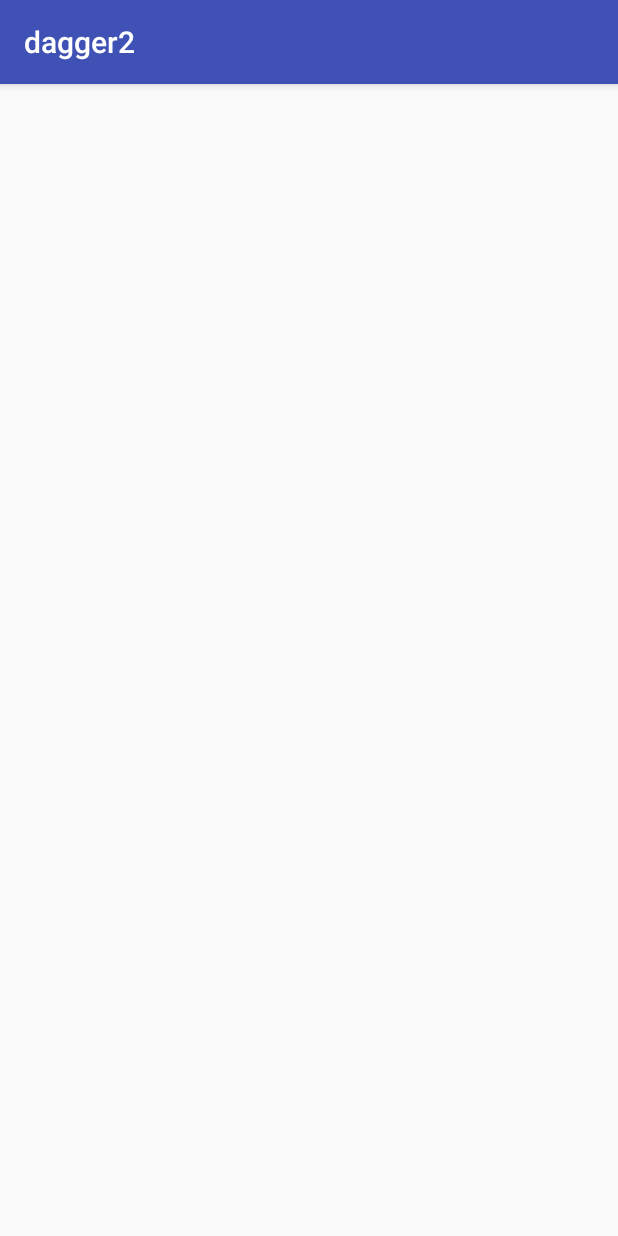
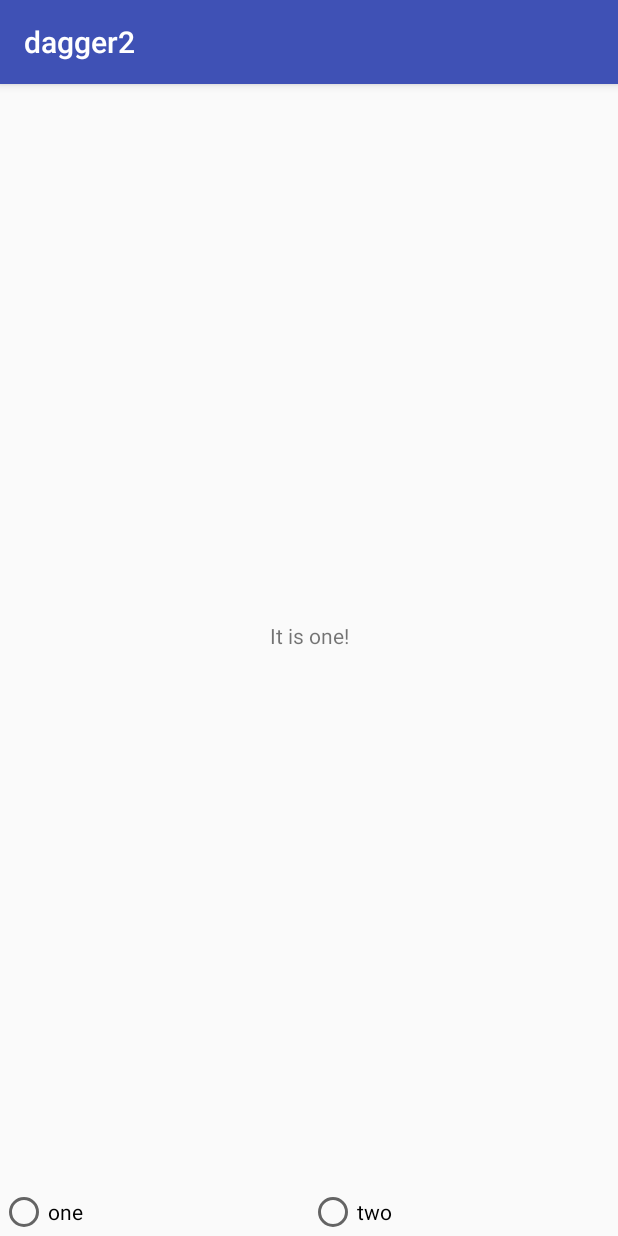
Before and after one commit to skymxc/Example, an Android app: the screen it shows after launch (SecondActivity), after a tap on "to second!", on a phone screen of 412 x 824 dp. Run offline under Robolectric (Android 15) with nearby library versions, the phone set to English and light mode, and no system bars; our stand-ins replace Dagger/Hilt's generated code.

Commit message:
inject Fragment

```diff
--- a/dagger2/src/main/java/com/skymxc/example/dagger2/di/module/APPModule.java
+++ b/dagger2/src/main/java/com/skymxc/example/dagger2/di/module/APPModule.java
@@ -7,6 +7,9 @@
 import com.skymxc.example.dagger2.di.annotation.APPScoped;
 import com.skymxc.example.dagger2.ui.main.MainComponent;
 import com.skymxc.example.dagger2.ui.second.SecondComponent;
+import com.skymxc.example.dagger2.ui.second.fragment.one.OneComponent;
+import com.skymxc.example.dagger2.ui.second.fragment.two.TwoComponent;
+import com.skymxc.example.dagger2.ui.second.fragment.two.TwoFragment;
 
 import dagger.Binds;
 import dagger.Module;
--- a/dagger2/src/main/java/com/skymxc/example/dagger2/ui/second/SecondActivity.java
+++ b/dagger2/src/main/java/com/skymxc/example/dagger2/ui/second/SecondActivity.java
@@ -2,35 +2,92 @@
 
 import android.content.Context;
 import android.content.Intent;
+import android.os.Bundle;
+import android.support.v4.app.Fragment;
 import android.support.v7.app.AppCompatActivity;
-import android.os.Bundle;
 import android.util.Log;
+import android.widget.FrameLayout;
+import android.widget.RadioGroup;
 
 import com.skymxc.example.dagger2.R;
+import com.skymxc.example.dagger2.ui.second.fragment.one.OneFragment;
+import com.skymxc.example.dagger2.ui.second.fragment.two.TwoFragment;
 
 import javax.inject.Inject;
 
 import dagger.android.AndroidInjection;
+import dagger.android.DispatchingAndroidInjector;
+import dagger.android.support.AndroidSupportInjection;
+import dagger.android.support.HasSupportFragmentInjector;
 
-public class SecondActivity extends AppCompatActivity implements SecondView{
+public class SecondActivity extends AppCompatActivity implements SecondView,
+        RadioGroup.OnCheckedChangeListener,
+        HasSupportFragmentInjector {
 
-     public static void start(Context context){
-             Intent intent = new Intent(context,SecondActivity.class);
-             context.startActivity(intent);
-     }
+    public static void start(Context context) {
+        Intent intent = new Intent(context, SecondActivity.class);
+        context.startActivity(intent);
+    }
 
-    @Inject SecondPresenter presenter;
+    @Inject
+    DispatchingAndroidInjector<Fragment> dispatchingAndroidInjector;
+
+    @Inject
+    SecondPresenter presenter;
+
+    @Inject
+    OneFragment oneFragment;
+
+    @Inject
+    TwoFragment twoFragment;
+
+    RadioGroup mRGMenu;
+    FrameLayout mFLContainer;
+
     @Override
     protected void onCreate(Bundle savedInstanceState) {
         AndroidInjection.inject(this);
         super.onCreate(savedInstanceState);
         setContentView(R.layout.activity_second);
+        mRGMenu = findViewById(R.id.rg_menu);
+        mFLContainer = findViewById(R.id.fl_container);
 
+        mRGMenu.setOnCheckedChangeListener(this);
         presenter.loadData();
+
+        if (null == savedInstanceState) {
+            applyFragment(oneFragment);
+        }
     }
 
     @Override
     public void loaded() {
-        Log.e(SecondActivity.class.getSimpleName()+"","loaded->");
+        Log.e(SecondActivity.class.getSimpleName() + "", "loaded->");
+    }
+
+    @Override
+    public void onCheckedChanged(RadioGroup group, int checkedId) {
+        int checkedRadioButtonId = group.getCheckedRadioButtonId();
+
+        Log.e(SecondActivity.class.getSimpleName() + "", "onCheckedChanged->" + String.valueOf(checkedId == checkedRadioButtonId));
+        switch (checkedRadioButtonId) {
+            case R.id.rb_one:
+                applyFragment(oneFragment);
+                break;
+            case R.id.rb_two:
+                applyFragment(twoFragment);
+                break;
+        }
+    }
+
+    @Override
+    public DispatchingAndroidInjector<Fragment> supportFragmentInjector() {
+        return dispatchingAndroidInjector;
+    }
+
+    private void applyFragment(Fragment fragment) {
+        getSupportFragmentManager().beginTransaction()
+                .replace(R.id.fl_container, fragment)
+                .commit();
     }
 }
--- a/dagger2/src/main/java/com/skymxc/example/dagger2/ui/second/SecondComponent.java
+++ b/dagger2/src/main/java/com/skymxc/example/dagger2/ui/second/SecondComponent.java
@@ -7,7 +7,7 @@
  * Created by mxc on 2018/10/30.
  * description:
  */
-@Subcomponent(modules = SecondModule.class)
+@Subcomponent(modules = {SecondModule.class,SecondFragmentBuilder.class})
 public interface SecondComponent extends AndroidInjector<SecondActivity> {
 
     @Subcomponent.Builder
--- a/dagger2/src/main/java/com/skymxc/example/dagger2/ui/second/SecondModule.java
+++ b/dagger2/src/main/java/com/skymxc/example/dagger2/ui/second/SecondModule.java
@@ -1,24 +1,46 @@
 package com.skymxc.example.dagger2.ui.second;
 
+import android.support.v4.app.Fragment;
+
 import com.skymxc.example.dagger2.data.ApiService;
+import com.skymxc.example.dagger2.ui.second.fragment.one.OneComponent;
+import com.skymxc.example.dagger2.ui.second.fragment.one.OneFragment;
+import com.skymxc.example.dagger2.ui.second.fragment.two.TwoComponent;
+import com.skymxc.example.dagger2.ui.second.fragment.two.TwoFragment;
 
+import dagger.Binds;
 import dagger.Module;
 import dagger.Provides;
+import dagger.android.AndroidInjector;
+import dagger.android.support.FragmentKey;
+import dagger.multibindings.IntoMap;
 
 /**
  * Created by mxc on 2018/10/30.
  * description:
  */
-@Module
-public class SecondModule {
+@Module(/*subcomponents = {OneComponent.class,TwoComponent.class}*/)
+public  class SecondModule {
 
     @Provides
-    public SecondView provideSecondView(SecondActivity activity){
+    public SecondView provideSecondView(SecondActivity activity) {
         return activity;
     }
 
     @Provides
-    public SecondPresenter provideSecondPresenter(SecondView view, ApiService apiService){
-        return new SecondPresenter(apiService,view);
+    public SecondPresenter provideSecondPresenter(SecondView view, ApiService apiService) {
+        return new SecondPresenter(apiService, view);
     }
+
+    @Provides
+    public OneFragment provideOneFragment(){
+        return OneFragment.instance();
+    }
+
+    @Provides
+    public TwoFragment provideTwoFragment(){
+        return TwoFragment.instance();
+    }
+
+
 }
--- /dev/null
+++ b/dagger2/src/main/java/com/skymxc/example/dagger2/ui/second/fragment/one/OneFragment.java
@@ -0,0 +1,53 @@
+package com.skymxc.example.dagger2.ui.second.fragment.one;
+
+import android.content.Context;
+import android.os.Bundle;
+import android.support.annotation.NonNull;
+import android.support.annotation.Nullable;
+import android.support.v4.app.Fragment;
+import android.view.Gravity;
+import android.view.LayoutInflater;
+import android.view.View;
+import android.view.ViewGroup;
+import android.widget.FrameLayout;
+import android.widget.TextView;
+
+import javax.inject.Inject;
+import javax.inject.Named;
+
+import dagger.android.support.AndroidSupportInjection;
+
+/**
+ * Created by mxc on 2018/10/30.
+ * description:
+ */
+public class OneFragment extends Fragment {
+
+    public static OneFragment instance(){
+        Bundle bundle =new Bundle();
+        OneFragment fragment =new OneFragment();
+        fragment.setArguments(bundle);
+        return fragment;
+    }
+
+    @Named("one")
+    @Inject
+    String name;
+
+    @Override
+    public void onAttach(Context context) {
+        AndroidSupportInjection.inject(this);
+        super.onAttach(context);
+    }
+
+    @Nullable
+    @Override
+    public View onCreateView(@NonNull LayoutInflater inflater, @Nullable ViewGroup container, @Nullable Bundle savedInstanceState) {
+        TextView textView = new TextView(container.getContext());
+        textView.setGravity(Gravity.CENTER);
+        ViewGroup.LayoutParams params = new FrameLayout.LayoutParams(ViewGroup.LayoutParams.MATCH_PARENT, ViewGroup.LayoutParams.MATCH_PARENT);
+        textView.setLayoutParams(params);
+        textView.setText(name);
+        return textView;
+    }
+}
--- /dev/null
+++ b/dagger2/src/main/java/com/skymxc/example/dagger2/ui/second/fragment/one/OneModule.java
@@ -0,0 +1,20 @@
+package com.skymxc.example.dagger2.ui.second.fragment.one;
+
+import javax.inject.Named;
+
+import dagger.Module;
+import dagger.Provides;
+
+/**
+ * Created by mxc on 2018/10/30.
+ * description:
+ */
+@Module
+public class OneModule {
+
+    @Named("one")
+    @Provides
+    public String provideName(){
+        return "It is one!";
+    }
+}
--- /dev/null
+++ b/dagger2/src/main/java/com/skymxc/example/dagger2/ui/second/fragment/two/TwoFragment.java
@@ -0,0 +1,53 @@
+package com.skymxc.example.dagger2.ui.second.fragment.two;
+
+import android.content.Context;
+import android.os.Bundle;
+import android.support.annotation.NonNull;
+import android.support.annotation.Nullable;
+import android.support.v4.app.Fragment;
+import android.view.Gravity;
+import android.view.LayoutInflater;
+import android.view.View;
+import android.view.ViewGroup;
+import android.widget.FrameLayout;
+import android.widget.TextView;
+
+import com.skymxc.example.dagger2.ui.second.fragment.one.OneFragment;
+
+import javax.inject.Inject;
+import javax.inject.Named;
+
+import dagger.android.support.AndroidSupportInjection;
+
+/**
+ * Created by mxc on 2018/10/30.
+ * description:
+ */
+public class TwoFragment extends Fragment {
+    public static TwoFragment instance(){
+        Bundle bundle =new Bundle();
+        TwoFragment fragment =new TwoFragment();
+        fragment.setArguments(bundle);
+        return fragment;
+    }
+    @Named("two")
+    @Inject
+    String name;
+
+    @Override
+    public void onAttach(Context context) {
+        AndroidSupportInjection.inject(this);
+        super.onAttach(context);
+    }
+
+    @Nullable
+    @Override
+    public View onCreateView(@NonNull LayoutInflater inflater, @Nullable ViewGroup container, @Nullable Bundle savedInstanceState) {
+        TextView textView = new TextView(container.getContext());
+        textView.setGravity(Gravity.CENTER);
+        ViewGroup.LayoutParams params = new FrameLayout.LayoutParams(ViewGroup.LayoutParams.MATCH_PARENT, ViewGroup.LayoutParams.MATCH_PARENT);
+        textView.setLayoutParams(params);
+        textView.setText(name);
+        return textView;
+    }
+}
--- a/dagger2/src/main/res/layout/activity_second.xml
+++ b/dagger2/src/main/res/layout/activity_second.xml
@@ -6,4 +6,40 @@
     android:layout_height="match_parent"
     tools:context=".ui.second.SecondActivity">
 
+    <RadioGroup
+        android:layout_width="0dp"
+        android:layout_height="wrap_content"
+        android:id="@+id/rg_menu"
+        android:orientation="horizontal"
+        app:layout_constraintBottom_toBottomOf="parent"
+        app:layout_constraintLeft_toLeftOf="parent"
+        app:layout_constraintRight_toRightOf="parent">
+
+        <RadioButton
+            android:id="@+id/rb_one"
+            android:layout_width="0dp"
+            android:layout_weight="1"
+            android:layout_height="wrap_content"
+            android:layout_gravity="center"
+            android:text="one"/>
+
+        <RadioButton
+            android:id="@+id/rb_two"
+            android:layout_width="0dp"
+            android:layout_weight="1"
+            android:layout_height="wrap_content"
+            android:layout_gravity="center"
+            android:text="two"/>
+
+    </RadioGroup>
+
+    <FrameLayout
+        android:id="@+id/fl_container"
+        android:layout_width="0dp"
+        android:layout_height="0dp"
+        app:layout_constraintLeft_toLeftOf="parent"
+        app:layout_constraintRight_toRightOf="parent"
+        app:layout_constraintTop_toTopOf="parent"
+        app:layout_constraintBottom_toTopOf="@id/rg_menu"></FrameLayout>
+
 </android.support.constraint.ConstraintLayout>
```
Also changed, not shown: dagger2/src/main/java/com/skymxc/example/dagger2/di/module/ActivityBuilder.java (+8 -0 lines), dagger2/src/main/java/com/skymxc/example/dagger2/ui/second/SecondFragmentBuilder.java (added, +31 -0 lines), dagger2/src/main/java/com/skymxc/example/dagger2/ui/second/fragment/one/OneComponent.java (added, +17 -0 lines), dagger2/src/main/java/com/skymxc/example/dagger2/ui/second/fragment/two/TwoComponent.java (added, +17 -0 lines), dagger2/src/main/java/com/skymxc/example/dagger2/ui/second/fragment/two/TwoModule.java (added, +20 -0 lines).
